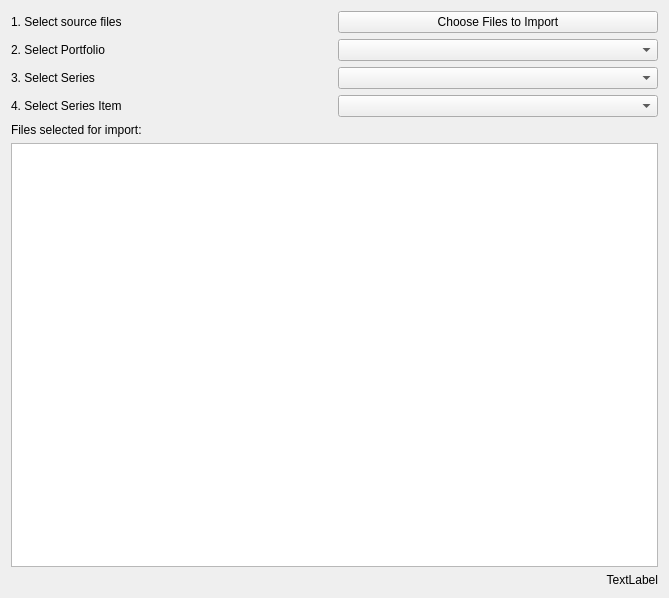
The window that qt_designer_ui/import_returns.ui (hammerheadlemon/xldigest) describes before a commit, drawn with Qt 5.
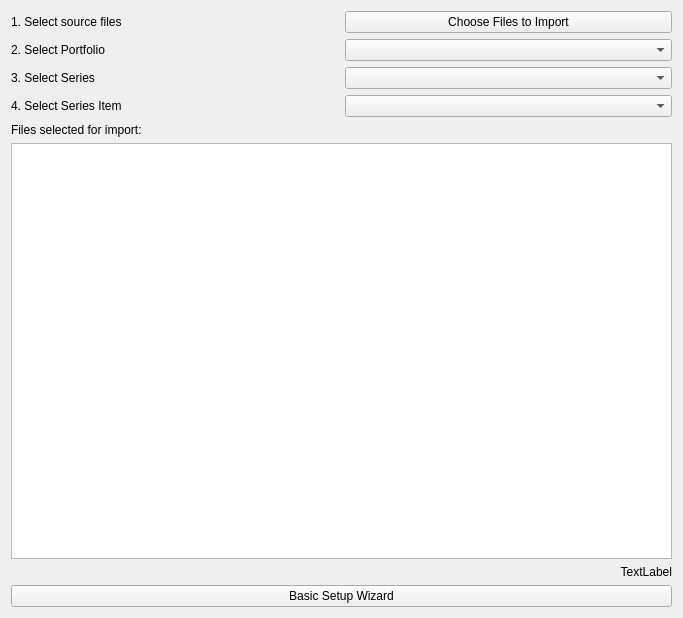
The same window after the commit.

Commit message: new wizard widget launchable from the import widget

```diff
--- a/qt_designer_ui/import_returns.ui
+++ b/qt_designer_ui/import_returns.ui
@@ -6,8 +6,8 @@
    <rect>
     <x>0</x>
     <y>0</y>
-    <width>669</width>
-    <height>598</height>
+    <width>683</width>
+    <height>618</height>
    </rect>
   </property>
   <property name="windowTitle">
@@ -102,6 +102,13 @@
          </property>
         </widget>
        </item>
+       <item row="3" column="0">
+        <widget class="QPushButton" name="base_setup_launch_wizard">
+         <property name="text">
+          <string>Basic Setup Wizard</string>
+         </property>
+        </widget>
+       </item>
       </layout>
      </item>
     </layout>
```
The commit also changes 7 other files.
